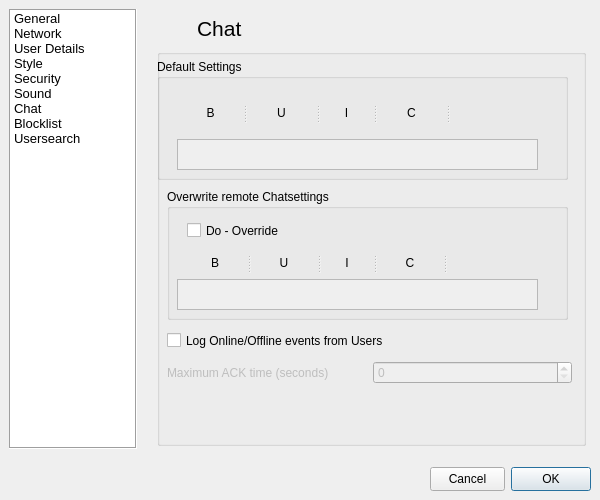
Old version of the form src/gui/form_settingsgui.ui in the repository vituperative/i2pchat.
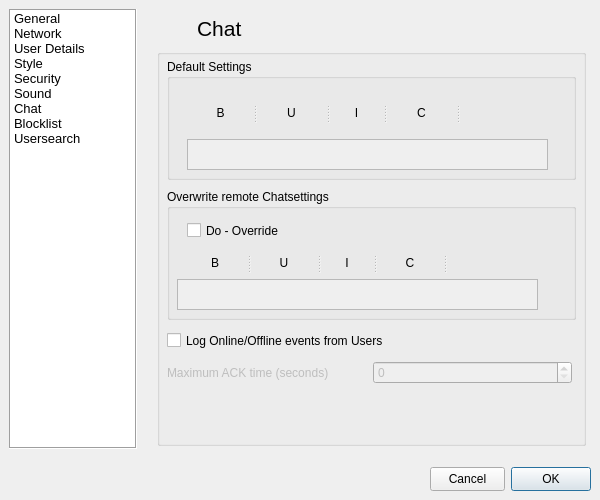
New version of the form. The open tabs and pages were chosen to show the change. Icons and pictures are not drawn.

Commit message: Chat config panel element alignment

Diff of the .ui file:
```diff
--- a/src/gui/form_settingsgui.ui
+++ b/src/gui/form_settingsgui.ui
@@ -2180,12 +2180,15 @@
         <property name="title">
          <string/>
         </property>
+        <property name="flat">
+         <bool>false</bool>
+        </property>
         <widget class="QGroupBox" name="groupBox_24">
          <property name="geometry">
           <rect>
-           <x>0</x>
+           <x>10</x>
            <y>10</y>
-           <width>411</width>
+           <width>409</width>
            <height>121</height>
           </rect>
          </property>
@@ -2398,7 +2401,7 @@
           <rect>
            <x>10</x>
            <y>140</y>
-           <width>401</width>
+           <width>409</width>
            <height>131</height>
           </rect>
          </property>
```
Left out of the diff: 2 changed lines with no effect on the pictures.
